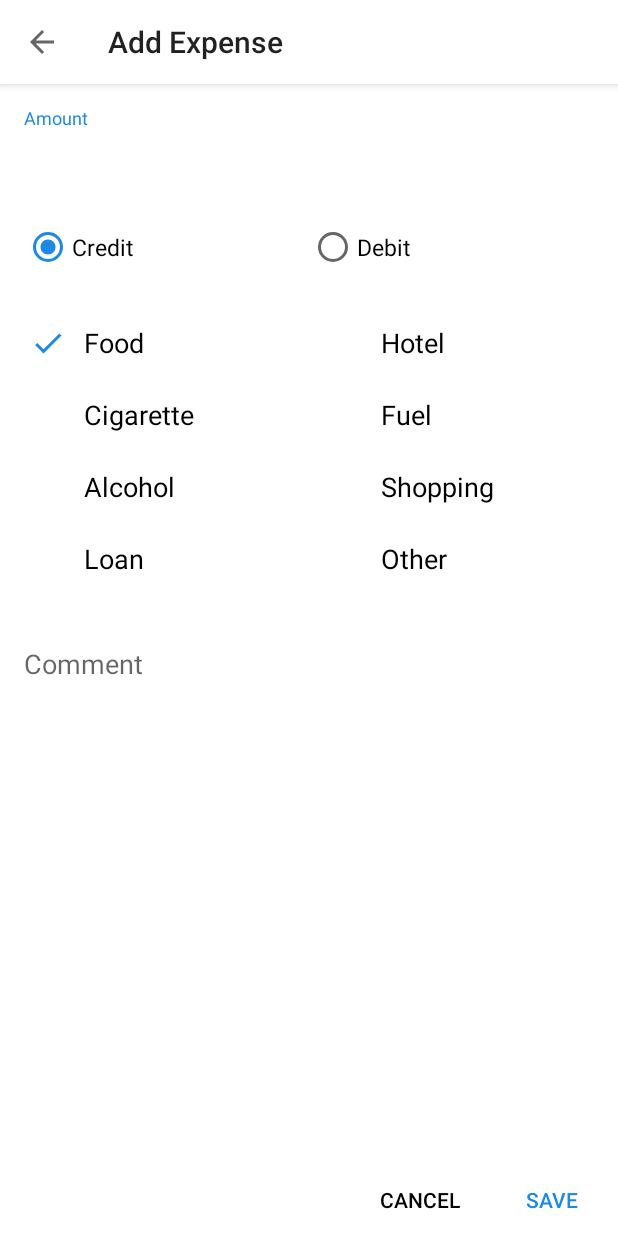
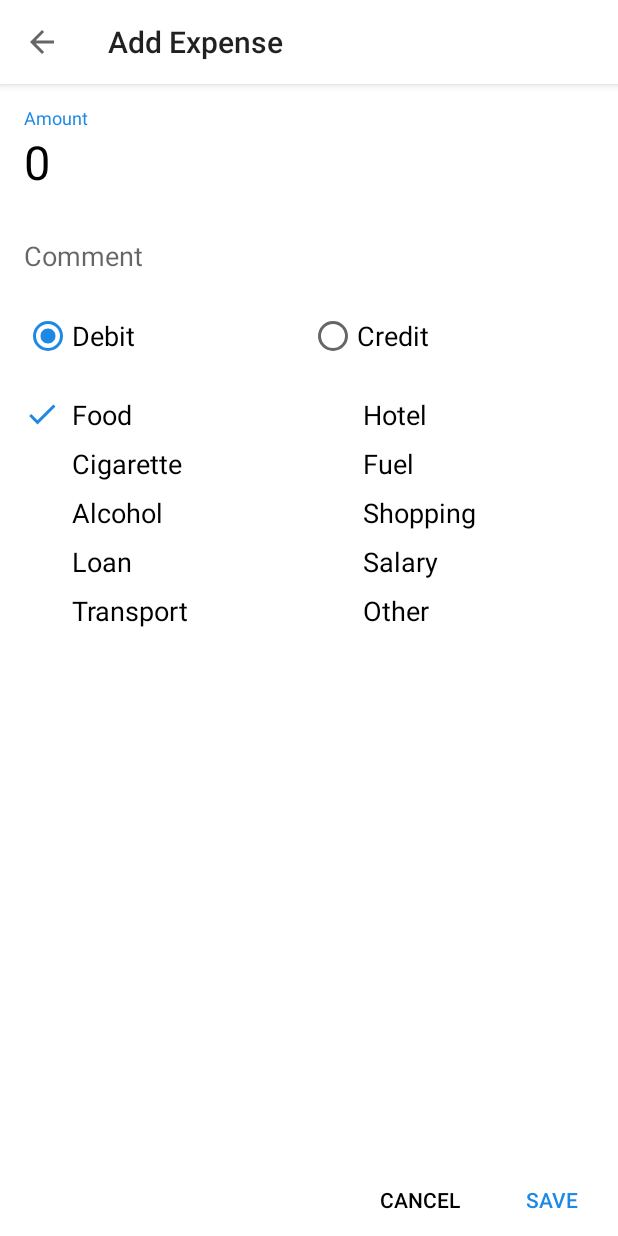
Before and after one commit to forkachild/Expense-Tracker, an Android app: the screen it shows after launch (AddExpenseActivity), after a tap on an icon or button, on a phone screen of 412 x 824 dp. Run offline under Robolectric (Android 15) with nearby library versions, the phone set to English and light mode, and no system bars; our stand-ins replace data binding; libraries missing offline, so code that uses them is left out: io.realm; 4 statements that could not run were skipped.

Commit message:
Added filtering

```diff
--- a/app/src/main/java/com/suhel/expensetracker/engine/ExpenseEngine.java
+++ b/app/src/main/java/com/suhel/expensetracker/engine/ExpenseEngine.java
@@ -23,6 +23,10 @@ public class ExpenseEngine {
 
     public synchronized List<Expense> getExpenses() {
         return Realm.getDefaultInstance().where(Expense.class).findAll();
+    }
+
+    public synchronized List<Expense> getExpenses(String filterBy) {
+        return Realm.getDefaultInstance().where(Expense.class).equalTo("reason", filterBy).findAll();
     }
 
     public synchronized void addExpense(float amount, Expense.Type type, Expense.Reason reason, String comment) {
--- a/app/src/main/java/com/suhel/expensetracker/model/Expense.java
+++ b/app/src/main/java/com/suhel/expensetracker/model/Expense.java
@@ -122,6 +122,8 @@ public class Expense extends RealmObject {
         ALCOHOL,
         SHOPPING,
         LOAN,
+        SALARY,
+        TRANSPORT,
         OTHER;
 
         public static Reason fromString(String string) {
@@ -155,6 +157,14 @@ public class Expense extends RealmObject {
 
                     return LOAN;
 
+                case "Salary":
+
+                    return SALARY;
+
+                case "Transport":
+
+                    return TRANSPORT;
+
                 default:
 
                     return OTHER;
@@ -169,6 +179,8 @@ public class Expense extends RealmObject {
                     ALCOHOL,
                     SHOPPING,
                     LOAN,
+                    SALARY,
+                    TRANSPORT,
                     OTHER};
         }
 
@@ -204,6 +216,14 @@ public class Expense extends RealmObject {
 
                     return "Loan";
 
+                case SALARY:
+
+                    return "Salary";
+
+                case TRANSPORT:
+
+                    return "Transport";
+
                 default:
 
                     return "Other";
--- a/app/src/main/java/com/suhel/expensetracker/view/expenseList/ExpenseListActivity.java
+++ b/app/src/main/java/com/suhel/expensetracker/view/expenseList/ExpenseListActivity.java
@@ -7,6 +7,8 @@ import android.support.annotation.Nullable;
 import android.support.v7.app.AppCompatActivity;
 import android.support.v7.widget.LinearLayoutManager;
 import android.view.View;
+import android.widget.AdapterView;
+import android.widget.ArrayAdapter;
 
 import com.suhel.expensetracker.R;
 import com.suhel.expensetracker.databinding.ActivityExpenseListBinding;
@@ -15,11 +17,14 @@ import com.suhel.expensetracker.model.Expense;
 import com.suhel.expensetracker.view.addExpense.AddExpenseActivity;
 
 import java.util.List;
+import java.util.Locale;
 
 public class ExpenseListActivity extends AppCompatActivity {
 
     private ActivityExpenseListBinding binding;
     private ExpenseListAdapter adapter = new ExpenseListAdapter();
+
+    private String[] filterBy;
 
     @Override
     protected void onCreate(@Nullable Bundle savedInstanceState) {
@@ -30,10 +35,29 @@ public class ExpenseListActivity extends AppCompatActivity {
         binding.list.setAdapter(adapter);
         binding.btnAddExpense.setOnClickListener(v -> startActivity(
                 new Intent(ExpenseListActivity.this, AddExpenseActivity.class)));
-        List<Expense> data = ExpenseEngine.getInstance().getExpenses();
-        binding.tvPlaceholder.setVisibility((data == null || data.isEmpty())
-                ? View.VISIBLE : View.GONE);
-        adapter.setData(data);
+
+        Expense.Reason[] reasons = Expense.Reason.getAll();
+        filterBy = new String[reasons.length + 1];
+        filterBy[0] = "All";
+        for (int i = 0; i < reasons.length; i++)
+            filterBy[i + 1] = reasons[i].toString();
+        ArrayAdapter<String> filterByAdapter = new ArrayAdapter<>(this,
+                android.R.layout.simple_spinner_item, filterBy);
+        filterByAdapter.setDropDownViewResource(android.R.layout.simple_spinner_dropdown_item);
+        binding.sortBy.setAdapter(filterByAdapter);
+        binding.sortBy.setOnItemSelectedListener(new AdapterView.OnItemSelectedListener() {
+
+            @Override
+            public void onItemSelected(AdapterView<?> parent, View view, int position, long id) {
+                reloadData();
+            }
+
+            @Override
+            public void onNothingSelected(AdapterView<?> parent) {
+
+            }
+
+        });
     }
 
     @Override
@@ -43,6 +67,32 @@ public class ExpenseListActivity extends AppCompatActivity {
         binding.tvPlaceholder.setVisibility((data == null || data.isEmpty())
                 ? View.VISIBLE : View.GONE);
         adapter.setData(data);
+        float currentBalance = ExpenseEngine.getInstance().getBalance();
+        binding.tvCurrentBalance.setText(String.format(Locale.getDefault(), "%,.2f", currentBalance));
+    }
+
+    private void reloadData() {
+        List<Expense> data;
+
+        int filterSelection = binding.sortBy.getSelectedItemPosition();
+
+        switch (filterSelection) {
+
+            case 0:
+
+                data = ExpenseEngine.getInstance().getExpenses();
+                break;
+
+            default:
+
+                data = ExpenseEngine.getInstance().getExpenses(filterBy[filterSelection]);
+                break;
+
+        }
+
+        binding.tvPlaceholder.setVisibility((data == null || data.isEmpty())
+                ? View.VISIBLE : View.GONE);
+        adapter.setData(data);
     }
 
 }
--- a/app/src/main/java/com/suhel/expensetracker/view/expenseList/ExpenseListAdapter.java
+++ b/app/src/main/java/com/suhel/expensetracker/view/expenseList/ExpenseListAdapter.java
@@ -3,6 +3,7 @@ package com.suhel.expensetracker.view.expenseList;
 import android.support.annotation.NonNull;
 import android.support.v7.widget.RecyclerView;
 import android.view.LayoutInflater;
+import android.view.View;
 import android.view.ViewGroup;
 
 import com.suhel.expensetracker.databinding.ItemExpenseBinding;
@@ -60,6 +61,8 @@ public class ExpenseListAdapter extends RecyclerView.Adapter<ExpenseListAdapter.
                     isCredit ? "+" : "-", expense.getAmount()));
             binding.tvAmount.setTextColor(isCredit ? 0xFF4CAF50 : 0xFFE53935);
             binding.tvReason.setText(expense.getReason());
+            binding.tvComment.setVisibility((expense.getComment() == null
+                    || expense.getComment().isEmpty()) ? View.GONE : View.VISIBLE);
             binding.tvComment.setText(expense.getComment());
             binding.tvDate.setText(dateFormat.format(expense.getDate()));
             binding.tvCumulativeBalance.setText(String.format(Locale.getDefault(), "%,.2f", expense.getCumulativeBalance()));
--- a/app/src/main/res/layout/activity_add_expense.xml
+++ b/app/src/main/res/layout/activity_add_expense.xml
@@ -31,6 +31,7 @@
                 android:orientation="vertical">
 
                 <android.support.design.widget.TextInputLayout
+                    android:id="@+id/errorAmount"
                     android:layout_width="match_parent"
                     android:layout_height="wrap_content"
                     android:layout_marginEnd="16dp"
@@ -44,46 +45,12 @@
                         android:background="@android:color/transparent"
                         android:hint="@string/hint_amount"
                         android:inputType="numberDecimal"
+                        android:paddingTop="4dp"
+                        android:text="@string/default_amount"
                         android:textColor="@android:color/black"
                         android:textSize="14pt" />
 
                 </android.support.design.widget.TextInputLayout>
-
-                <RadioGroup
-                    android:id="@+id/radioType"
-                    android:layout_width="match_parent"
-                    android:layout_height="wrap_content"
-                    android:layout_marginEnd="16dp"
-                    android:layout_marginStart="16dp"
-                    android:layout_marginTop="24dp"
-                    android:checkedButton="@+id/radioCredit"
-                    android:orientation="horizontal">
-
-                    <RadioButton
-                        android:id="@+id/radioCredit"
-                        android:layout_width="0dp"
-                        android:layout_height="wrap_content"
-                        android:layout_weight="1"
-                        android:text="@string/text_credit"
-                        android:textSize="7pt" />
-
-                    <RadioButton
-                        android:id="@+id/radioDebit"
-                        android:layout_width="0dp"
-                        android:layout_height="wrap_content"
-                        android:layout_weight="1"
-                        android:text="@string/text_debit"
-                        android:textSize="7pt" />
-
-                </RadioGroup>
-
-                <android.support.v7.widget.RecyclerView
-                    android:id="@+id/reasonList"
-                    android:layout_width="match_parent"
-                    android:layout_height="wrap_content"
-                    android:layout_marginTop="16dp"
-                    android:overScrollMode="never"
-                    android:padding="8dp" />
 
                 <android.support.design.widget.TextInputLayout
                     android:layout_width="match_parent"
@@ -101,11 +68,50 @@
                         android:inputType="textMultiLine|textNoSuggestions|textCapSentences"
                         android:maxHeight="64dp"
                         android:maxLines="10"
+                        android:paddingTop="4dp"
                         android:scrollbars="vertical"
                         android:textColor="@android:color/black"
                         android:textSize="8pt" />
 
                 </android.support.design.widget.TextInputLayout>
+
+                <RadioGroup
+                    android:id="@+id/radioType"
+                    android:layout_width="match_parent"
+                    android:layout_height="wrap_content"
+                    android:layout_marginEnd="16dp"
+                    android:layout_marginStart="16dp"
+                    android:layout_marginTop="24dp"
+                    android:checkedButton="@+id/radioDebit"
+                    android:orientation="horizontal">
+
+                    <RadioButton
+                        android:id="@+id/radioDebit"
+                        android:layout_width="0dp"
+                        android:layout_height="wrap_content"
+                        android:layout_weight="1"
+                        android:text="@string/text_debit"
+                        android:textSize="8pt" />
+
+                    <RadioButton
+                        android:id="@+id/radioCredit"
+                        android:layout_width="0dp"
+                        android:layout_height="wrap_content"
+                        android:layout_weight="1"
+                        android:text="@string/text_credit"
+                        android:textSize="8pt" />
+
+                </RadioGroup>
+
+                <android.support.v7.widget.RecyclerView
+                    android:id="@+id/reasonList"
+                    android:layout_width="match_parent"
+                    android:layout_height="wrap_content"
+                    android:layout_marginEnd="8dp"
+                    android:layout_marginStart="8dp"
+                    android:layout_marginTop="16dp"
+                    android:overScrollMode="never"
+                    android:padding="4dp" />
 
             </LinearLayout>
 
--- a/app/src/main/res/layout/item_reason.xml
+++ b/app/src/main/res/layout/item_reason.xml
@@ -9,13 +9,13 @@
         android:focusable="true"
         android:gravity="center_vertical"
         android:orientation="horizontal"
-        android:padding="8dp">
+        android:padding="4dp">
 
         <ImageView
             android:id="@+id/imgCheck"
-            android:layout_width="32dp"
-            android:layout_height="32dp"
-            android:scaleType="center"
+            android:layout_width="24dp"
+            android:layout_height="24dp"
+            android:scaleType="fitCenter"
             android:src="@drawable/ic_check"
             android:tint="@color/colorAccent" />
 
--- a/app/src/main/res/values/strings.xml
+++ b/app/src/main/res/values/strings.xml
@@ -12,5 +12,7 @@
     <string name="hint_comment">Comment</string>
     <string name="text_save">Save</string>
     <string name="title_add_expense">Add Expense</string>
-    <string name="text_placeholder">No expenses! You are lucky</string>
+    <string name="text_placeholder">No expenses?\nYou are lucky!</string>
+    <string name="default_amount">0</string>
+    <string name="error_amount">Please enter a valid amount</string>
 </resources>
```
Also changed, not shown: app/src/main/java/com/suhel/expensetracker/view/addExpense/AddExpenseActivity.java (+24 -4 lines), app/src/main/res/drawable/bg_half_rounded_corner_blue.xml (added, +11 -0 lines), app/src/main/res/drawable/bg_rounded_corner_blue.xml (added, +8 -0 lines), app/src/main/res/drawable/bg_rounded_corner_grey.xml (added, +8 -0 lines), app/src/main/res/layout/activity_expense_list.xml (+38 -4 lines).
